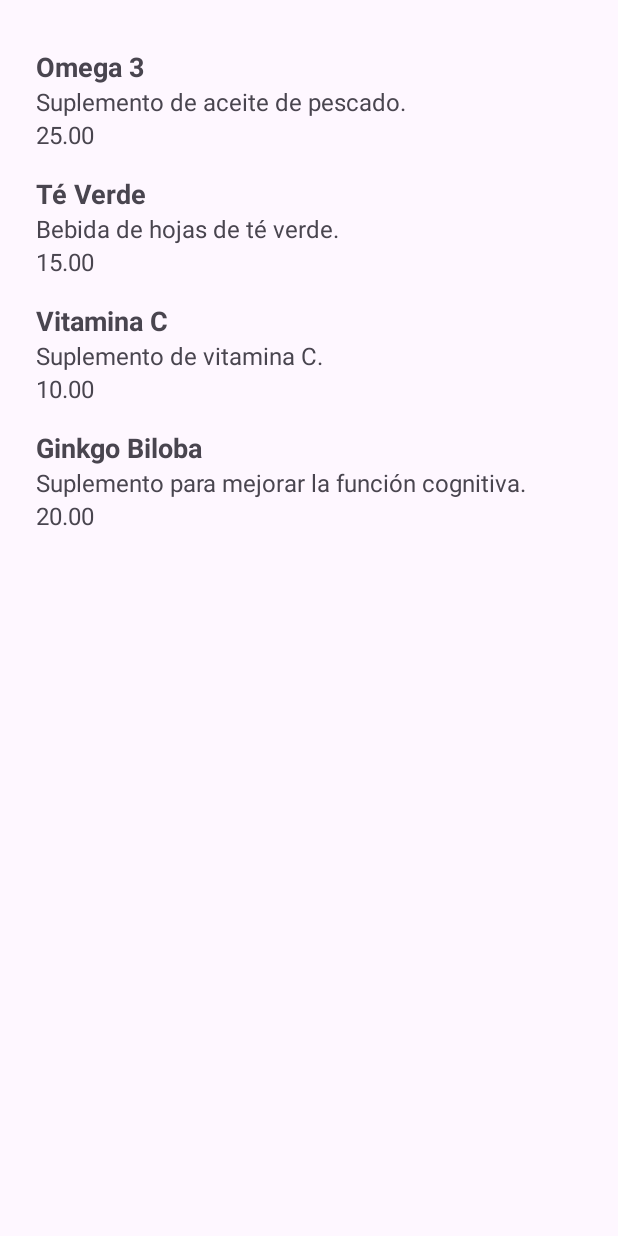
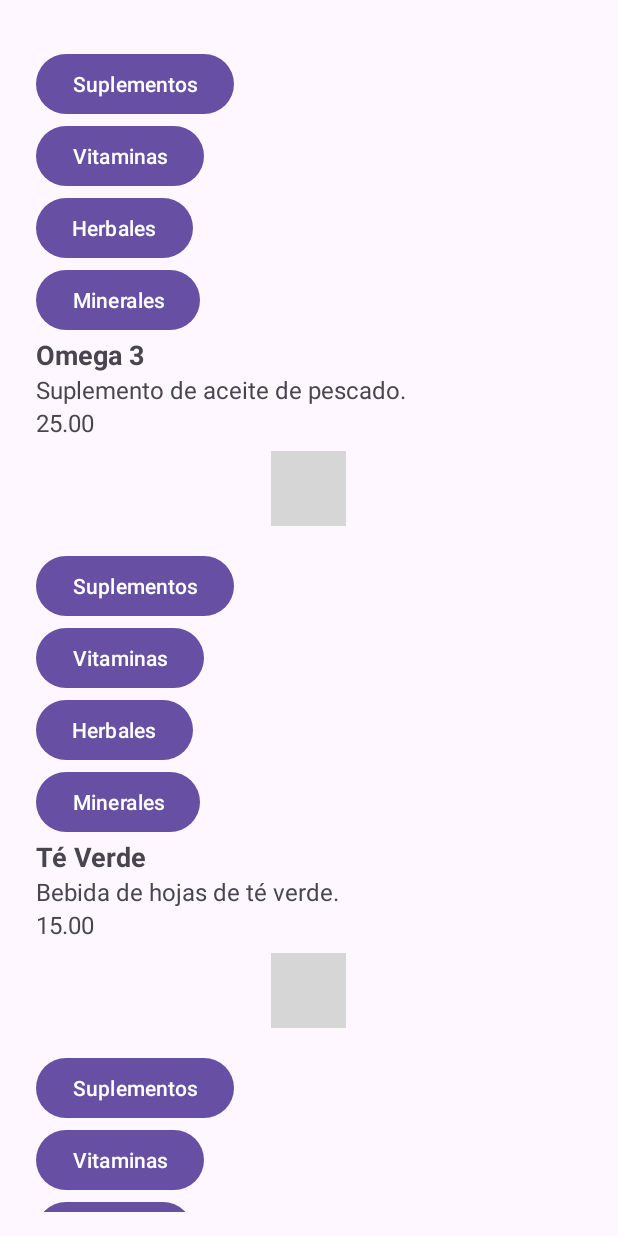
Before and after one commit to Deivdis/OrigenesApp, an Android app: the Productos screen opened directly, with no data from a screen before it, on a phone screen of 412 x 824 dp. Run offline under Robolectric (Android 15) with nearby library versions, the phone set to English and light mode, and no system bars; our stand-ins replace Picasso; pictures from the network do not load; grey boxes are pictures that could not be loaded.

Commit message:
Se agrego los productos y las imagenes

```diff
--- a/app/build.gradle.kts
+++ b/app/build.gradle.kts
@@ -28,15 +28,14 @@ android {
         targetCompatibility = JavaVersion.VERSION_1_8
     }
 }
-
 dependencies {
-
     implementation(libs.appcompat)
     implementation(libs.material)
     implementation(libs.activity)
     implementation(libs.constraintlayout)
     implementation(libs.firebase.auth)
     implementation(libs.firebase.database)
+    implementation("com.squareup.picasso:picasso:2.71828") // Agregar la dependencia de Picasso
     testImplementation(libs.junit)
     androidTestImplementation(libs.ext.junit)
     androidTestImplementation(libs.espresso.core)
--- a/app/src/main/AndroidManifest.xml
+++ b/app/src/main/AndroidManifest.xml
@@ -1,6 +1,7 @@
 <?xml version="1.0" encoding="utf-8"?>
 <manifest xmlns:android="http://schemas.android.com/apk/res/android"
     xmlns:tools="http://schemas.android.com/tools">
+    <uses-permission android:name="android.permission.INTERNET" />
 
     <application
         android:allowBackup="true"
@@ -12,9 +13,7 @@
         android:supportsRtl="true"
         android:theme="@style/Theme.Origenes"
         tools:targetApi="31">
-        <activity
-            android:name=".item_producto"
-            android:exported="false" />
+
         <activity
             android:name=".Productos"
             android:exported="false" />
--- a/app/src/main/java/com/example/origenes/OrigenesBD.java
+++ b/app/src/main/java/com/example/origenes/OrigenesBD.java
@@ -25,11 +25,12 @@ public class OrigenesBD extends SQLiteOpenHelper {
     public static final String COLUMNA_CONTRASENA = "Contrasena";
 
     // Columnas de la tabla Productos
-    public static final String COLUMNA_PRODUCTO_ID = "Id";
+    public static final String COLUMNA_PRODUCTO_ID = "IdProducto"; // Renombrado para evitar conflictos con la tabla Usuarios
     public static final String COLUMNA_PRODUCTO_NOMBRE = "Nombre";
     public static final String COLUMNA_PRODUCTO_DESCRIPCION = "Descripcion";
     public static final String COLUMNA_PRODUCTO_PRECIO = "Precio";
     public static final String COLUMNA_PRODUCTO_CATEGORIA_ID = "CategoriaId";
+    public static final String COLUMNA_PRODUCTO_URL_IMAGEN = "UrlImagen"; // Variable URL de imagen
 
     // Columnas de la tabla Categorias
     public static final String COLUMNA_CATEGORIA_ID = "Id";
@@ -56,14 +57,14 @@ public class OrigenesBD extends SQLiteOpenHelper {
     // Crear tabla Productos
     private static final String CREAR_TABLA_PRODUCTOS = "CREATE TABLE " + TABLA_PRODUCTOS +
             "(" +
-            COLUMNA_PRODUCTO_ID + " INTEGER PRIMARY KEY AUTOINCREMENT, " +
+            COLUMNA_PRODUCTO_ID + " INTEGER PRIMARY KEY AUTOINCREMENT, " + // Definir la columna ID_PRODUCTO
             COLUMNA_PRODUCTO_NOMBRE + " TEXT, " +
             COLUMNA_PRODUCTO_DESCRIPCION + " TEXT, " +
             COLUMNA_PRODUCTO_PRECIO + " TEXT, " +
             COLUMNA_PRODUCTO_CATEGORIA_ID + " INTEGER, " +
+            COLUMNA_PRODUCTO_URL_IMAGEN + " TEXT, " + // Variable URL de imagen
             "FOREIGN KEY(" + COLUMNA_PRODUCTO_CATEGORIA_ID + ") REFERENCES " + TABLA_CATEGORIAS + "(" + COLUMNA_CATEGORIA_ID + ")" +
             ")";
-
     public OrigenesBD(@Nullable Context context) {
         super(context, DATABASE_NAME, null, DATABASE_VERSION);
     }
@@ -87,7 +88,7 @@ public class OrigenesBD extends SQLiteOpenHelper {
     // Método para insertar datos de ejemplo
     public void agregarProductos(SQLiteDatabase db) {
         // Insertar Categorías
-        String[] categorias = {"Suplementos", "Herbales", "Vitaminas", "Sistema Nervioso"};
+        String[] categorias = {"Suplementos", "Herbales", "Vitaminas", "Minerales"};
         ContentValues values;
 
         for (String categoria : categorias) {
@@ -100,45 +101,49 @@ public class OrigenesBD extends SQLiteOpenHelper {
             }
         }
 
-        // Insertar Productos
+        // categoria Suplementos
         values = new ContentValues();
         values.put(COLUMNA_PRODUCTO_NOMBRE, "Omega 3");
         values.put(COLUMNA_PRODUCTO_DESCRIPCION, "Suplemento de aceite de pescado.");
         values.put(COLUMNA_PRODUCTO_PRECIO, "25.00");
         values.put(COLUMNA_PRODUCTO_CATEGORIA_ID, 1); // Suplementos
-        long productoId = db.insert(TABLA_PRODUCTOS, null, values);
-        if (productoId == -1) {
+        values.put(COLUMNA_PRODUCTO_URL_IMAGEN, "https://www.madewithnestle.ca/sites/default/files/2023-12/Omega-3-D3.png");
+        long productoId1 = db.insert(TABLA_PRODUCTOS, null, values);
+        if (productoId1 == -1) {
             Log.e("OrigenesBD", "Error inserting product: Omega 3");
         }
-
+        // categoria Herbales
         values = new ContentValues();
         values.put(COLUMNA_PRODUCTO_NOMBRE, "Té Verde");
         values.put(COLUMNA_PRODUCTO_DESCRIPCION, "Bebida de hojas de té verde.");
         values.put(COLUMNA_PRODUCTO_PRECIO, "15.00");
         values.put(COLUMNA_PRODUCTO_CATEGORIA_ID, 2); // Herbales
-        productoId = db.insert(TABLA_PRODUCTOS, null, values);
-        if (productoId == -1) {
+        values.put(COLUMNA_PRODUCTO_URL_IMAGEN, "https://naturesbounty.com/cdn/shop/products/003131.png?v=1667506648&width=550");
+        long productoId2 = db.insert(TABLA_PRODUCTOS, null, values);
+        if (productoId2 == -1) {
             Log.e("OrigenesBD", "Error inserting product: Té Verde");
         }
-
+        // categoria Vitaminas
         values = new ContentValues();
         values.put(COLUMNA_PRODUCTO_NOMBRE, "Vitamina C");
         values.put(COLUMNA_PRODUCTO_DESCRIPCION, "Suplemento de vitamina C.");
         values.put(COLUMNA_PRODUCTO_PRECIO, "10.00");
         values.put(COLUMNA_PRODUCTO_CATEGORIA_ID, 3); // Vitaminas
-        productoId = db.insert(TABLA_PRODUCTOS, null, values);
-        if (productoId == -1) {
+        values.put(COLUMNA_PRODUCTO_URL_IMAGEN, "https://naturesbounty.com/cdn/shop/products/001707.png?v=1667506832");
+        long productoId3 = db.insert(TABLA_PRODUCTOS, null, values);
+        if (productoId3 == -1) {
             Log.e("OrigenesBD", "Error inserting product: Vitamina C");
         }
-
+        // categoria Minerales
         values = new ContentValues();
-        values.put(COLUMNA_PRODUCTO_NOMBRE, "Ginkgo Biloba");
-        values.put(COLUMNA_PRODUCTO_DESCRIPCION, "Suplemento para mejorar la función cognitiva.");
+        values.put(COLUMNA_PRODUCTO_NOMBRE, "Calcio");
+        values.put(COLUMNA_PRODUCTO_DESCRIPCION, "Calcio es el principal fuente de minerales para los huesos fuertes.");
         values.put(COLUMNA_PRODUCTO_PRECIO, "20.00");
-        values.put(COLUMNA_PRODUCTO_CATEGORIA_ID, 4); // Sistema Nervioso
-        productoId = db.insert(TABLA_PRODUCTOS, null, values);
-        if (productoId == -1) {
-            Log.e("OrigenesBD", "Error inserting product: Ginkgo Biloba");
+        values.put(COLUMNA_PRODUCTO_CATEGORIA_ID, 4); // Minerales
+        values.put(COLUMNA_PRODUCTO_URL_IMAGEN, "https://naturesbounty.com/cdn/shop/products/004290.png?v=1667506484&width=550");
+        long productoId4 = db.insert(TABLA_PRODUCTOS, null, values);
+        if (productoId4 == -1) {
+            Log.e("OrigenesBD", "Error inserting product: Calcio");
         }
     }
 }
--- a/app/src/main/java/com/example/origenes/Producto.java
+++ b/app/src/main/java/com/example/origenes/Producto.java
@@ -5,13 +5,15 @@ public class Producto {
     private String descripcion;
     private String precio;
     private int categoriaId;
+    private String urlImagen; // Nuevo campo para la URL de la imagen
 
-    public Producto(int id, String nombre, String descripcion, String precio, int categoriaId) {
+    public Producto(int id, String nombre, String descripcion, String precio, int categoriaId, String urlImagen) {
         this.id = id;
         this.nombre = nombre;
         this.descripcion = descripcion;
         this.precio = precio;
         this.categoriaId = categoriaId;
+        this.urlImagen = urlImagen;
     }
 
     // Getters y setters
@@ -20,4 +22,5 @@ public class Producto {
     public String getDescripcion() { return descripcion; }
     public String getPrecio() { return precio; }
     public int getCategoriaId() { return categoriaId; }
+    public String getUrlImagen() { return urlImagen; } // Getter para la URL de la imagen
 }
--- a/app/src/main/java/com/example/origenes/ProductoAdapter.java
+++ b/app/src/main/java/com/example/origenes/ProductoAdapter.java
@@ -1,18 +1,29 @@
 package com.example.origenes;
 
+import android.content.Context;
+import android.database.Cursor;
+import android.database.sqlite.SQLiteDatabase;
 import android.view.LayoutInflater;
 import android.view.View;
 import android.view.ViewGroup;
+import android.widget.ImageView;
 import android.widget.TextView;
-import java.util.List;
+
 import androidx.annotation.NonNull;
 import androidx.recyclerview.widget.RecyclerView;
 
+import com.squareup.picasso.Picasso;
+
+import java.util.List;
 public class ProductoAdapter extends RecyclerView.Adapter<ProductoAdapter.ProductoViewHolder> {
     private List<Producto> productos;
+    private OrigenesBD origenBD;
+    private Context context;
 
-    public ProductoAdapter(List<Producto> productos) {
+    public ProductoAdapter(List<Producto> productos, Context context) {
         this.productos = productos;
+        this.context = context;
+        this.origenBD = new OrigenesBD(context);
     }
 
     @NonNull
@@ -25,9 +36,16 @@ public class ProductoAdapter extends RecyclerView.Adapter<ProductoAdapter.Produc
     @Override
     public void onBindViewHolder(@NonNull ProductoViewHolder holder, int position) {
         Producto producto = productos.get(position);
+
         holder.nombreTextView.setText(producto.getNombre());
         holder.descripcionTextView.setText(producto.getDescripcion());
         holder.precioTextView.setText(producto.getPrecio());
+
+        // Cargar imagen con Picasso si la URL está disponible
+        String imageUrl = obtenerUrlImagen(producto.getId());
+        if (imageUrl != null && !imageUrl.isEmpty()) {
+            Picasso.get().load(imageUrl).into(holder.imagenProducto);
+        }
     }
 
     @Override
@@ -35,14 +53,33 @@ public class ProductoAdapter extends RecyclerView.Adapter<ProductoAdapter.Produc
         return productos.size();
     }
 
+    // Función para obtener la URL de la imagen según el ID del producto
+    private String obtenerUrlImagen(int productoId) {
+        // Aquí consultamos la base de datos para obtener la URL de la imagen del producto
+        // Puedes modificar esta parte para que se ajuste a tu implementación de base de datos
+        SQLiteDatabase db = origenBD.getReadableDatabase();
+        String[] projection = {OrigenesBD.COLUMNA_PRODUCTO_URL_IMAGEN};
+        String selection = OrigenesBD.COLUMNA_PRODUCTO_ID + " = ?";
+        String[] selectionArgs = {String.valueOf(productoId)};
+        Cursor cursor = db.query(OrigenesBD.TABLA_PRODUCTOS, projection, selection, selectionArgs, null, null, null);
+        String imageUrl = null;
+        if (cursor.moveToFirst()) {
+            imageUrl = cursor.getString(cursor.getColumnIndexOrThrow(OrigenesBD.COLUMNA_PRODUCTO_URL_IMAGEN));
+        }
+        cursor.close();
+        return imageUrl;
+    }
+
     static class ProductoViewHolder extends RecyclerView.ViewHolder {
         TextView nombreTextView, descripcionTextView, precioTextView;
+        ImageView imagenProducto;
 
         ProductoViewHolder(View itemView) {
             super(itemView);
             nombreTextView = itemView.findViewById(R.id.nombreTextView);
             descripcionTextView = itemView.findViewById(R.id.descripcionTextView);
             precioTextView = itemView.findViewById(R.id.precioTextView);
+            imagenProducto = itemView.findViewById(R.id.imagenImageView);
         }
     }
 }
--- a/app/src/main/java/com/example/origenes/Productos.java
+++ b/app/src/main/java/com/example/origenes/Productos.java
@@ -14,7 +14,6 @@ import androidx.recyclerview.widget.RecyclerView;
 
 import java.util.ArrayList;
 import java.util.List;
-
 public class Productos extends AppCompatActivity {
 
     private OrigenesBD origenesBD;
@@ -32,7 +31,7 @@ public class Productos extends AppCompatActivity {
         recyclerView.setLayoutManager(new LinearLayoutManager(this));
 
         productosList = obtenerProductos();
-        productoAdapter = new ProductoAdapter(productosList);
+        productoAdapter = new ProductoAdapter(productosList, this);
         recyclerView.setAdapter(productoAdapter);
     }
 
@@ -48,8 +47,9 @@ public class Productos extends AppCompatActivity {
                 String descripcion = cursor.getString(cursor.getColumnIndexOrThrow(OrigenesBD.COLUMNA_PRODUCTO_DESCRIPCION));
                 String precio = cursor.getString(cursor.getColumnIndexOrThrow(OrigenesBD.COLUMNA_PRODUCTO_PRECIO));
                 int categoriaId = cursor.getInt(cursor.getColumnIndexOrThrow(OrigenesBD.COLUMNA_PRODUCTO_CATEGORIA_ID));
+                String urlImagen = cursor.getString(cursor.getColumnIndexOrThrow(OrigenesBD.COLUMNA_PRODUCTO_URL_IMAGEN)); // Obtener la URL de la imagen de la base de datos
 
-                Producto producto = new Producto(id, nombre, descripcion, precio, categoriaId);
+                Producto producto = new Producto(id, nombre, descripcion, precio, categoriaId, urlImagen);
                 productos.add(producto);
             } while (cursor.moveToNext());
         }
--- a/app/src/main/res/layout/item_producto.xml
+++ b/app/src/main/res/layout/item_producto.xml
@@ -1,9 +1,32 @@
-<?xml version="1.0" encoding="utf-8"?>
 <LinearLayout xmlns:android="http://schemas.android.com/apk/res/android"
     android:layout_width="match_parent"
     android:layout_height="wrap_content"
     android:orientation="vertical"
     android:padding="8dp">
+
+    <Button
+        android:id="@+id/btnSuplementos"
+        android:layout_width="wrap_content"
+        android:layout_height="wrap_content"
+        android:text="Suplementos" />
+
+    <Button
+        android:id="@+id/btnVitaminas"
+        android:layout_width="wrap_content"
+        android:layout_height="wrap_content"
+        android:text="Vitaminas" />
+
+    <Button
+        android:id="@+id/btnHerbales"
+        android:layout_width="wrap_content"
+        android:layout_height="wrap_content"
+        android:text="Herbales" />
+
+    <Button
+        android:id="@+id/btnMinerales"
+        android:layout_width="wrap_content"
+        android:layout_height="wrap_content"
+        android:text="Minerales" />
 
     <TextView
         android:id="@+id/nombreTextView"
@@ -24,4 +47,11 @@
         android:layout_height="wrap_content"
         android:textSize="16sp" />
 
+    <ImageView
+        android:id="@+id/imagenImageView"
+        android:layout_width="50dp"
+        android:layout_height="50dp"
+        android:layout_gravity="center_horizontal"
+        android:layout_marginTop="8dp" /> <!-- Ajusta el margen según sea necesario -->
+
 </LinearLayout>
--- /dev/null
+++ b/app/src/main/res/values/Herbales.xml
@@ -0,0 +1,2 @@
+<?xml version="1.0" encoding="utf-8"?>
+<resources></resources>
--- /dev/null
+++ b/app/src/main/res/values/Minerales.xml
@@ -0,0 +1,2 @@
+<?xml version="1.0" encoding="utf-8"?>
+<resources></resources>
--- /dev/null
+++ b/app/src/main/res/values/Suplementos.xml
@@ -0,0 +1,2 @@
+<?xml version="1.0" encoding="utf-8"?>
+<resources></resources>
--- /dev/null
+++ b/app/src/main/res/values/Vitaminas.xml
@@ -0,0 +1,2 @@
+<?xml version="1.0" encoding="utf-8"?>
+<resources></resources>
```
